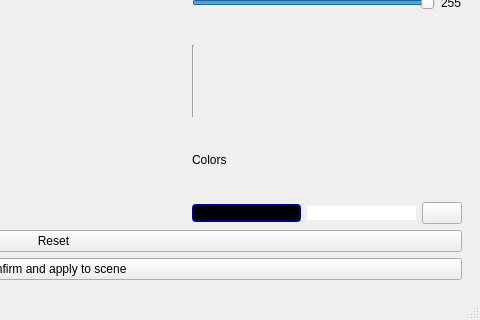
Old version of the form ui/ui/mainwindow.ui in the repository binaryHips/Projet3D; both pictures show x 373 to 853 and y 386 to 706 of the 853 by 706 pixel window.
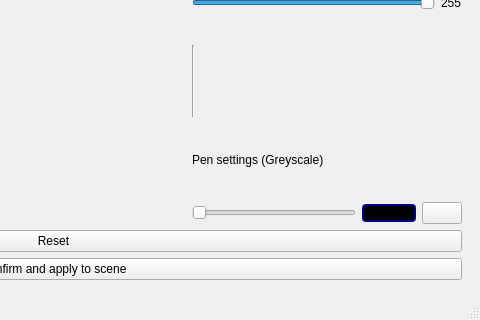
New version of the form. The open tabs and pages were chosen to show the change. Custom widgets are drawn as their Qt base class.

Commit message: my bad this is the actual greyscale slider

Patch:
```diff
--- a/ui/ui/mainwindow.ui
+++ b/ui/ui/mainwindow.ui
@@ -377,14 +377,24 @@
             <item>
              <widget class="QLabel" name="label_5">
               <property name="text">
-               <string>Colors</string>
+               <string>Pen settings (Greyscale)</string>
               </property>
              </widget>
             </item>
             <item>
-             <layout class="QHBoxLayout" name="colorsLayout" stretch="2,2,1">
+             <layout class="QHBoxLayout" name="colorsLayout" stretch="3,1,1">
               <item>
-               <widget class="QPushButton" name="blackButton">
+               <widget class="QSlider" name="greyscaleSlider">
+                <property name="maximum">
+                 <number>255</number>
+                </property>
+                <property name="orientation">
+                 <enum>Qt::Orientation::Horizontal</enum>
+                </property>
+               </widget>
+              </item>
+              <item>
+               <widget class="QPushButton" name="colorSelectBtn">
                 <property name="sizePolicy">
                  <sizepolicy hsizetype="Minimum" vsizetype="Fixed">
                   <horstretch>0</horstretch>
@@ -405,28 +415,6 @@
                 </property>
                </widget>
               </item>
-              <item>
-               <widget class="QPushButton" name="whiteButton">
-                <property name="sizePolicy">
-                 <sizepolicy hsizetype="Minimum" vsizetype="Fixed">
-                  <horstretch>0</horstretch>
-                  <verstretch>0</verstretch>
-                 </sizepolicy>
-                </property>
-                <property name="styleSheet">
-                 <string notr="true">QPushButton{border:none;background-color:rgba(255, 255, 255,255);}</string>
-                </property>
-                <property name="text">
-                 <string/>
-                </property>
-                <property name="checkable">
-                 <bool>true</bool>
-                </property>
-                <property name="autoExclusive">
-                 <bool>true</bool>
-                </property>
-               </widget>
-              </item>
               <item>
                <widget class="QPushButton" name="eraserBtn">
                 <property name="sizePolicy">
```
Left out of the diff: 6 changed lines with no effect on the pictures. The commit also changes 5 other files.
